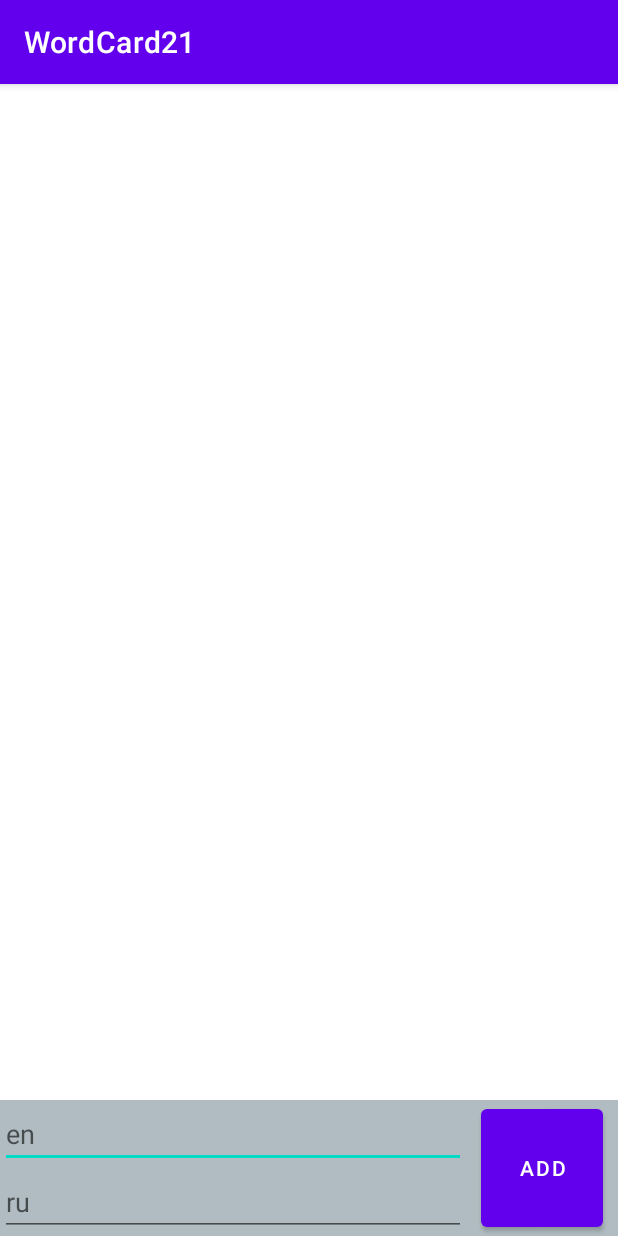
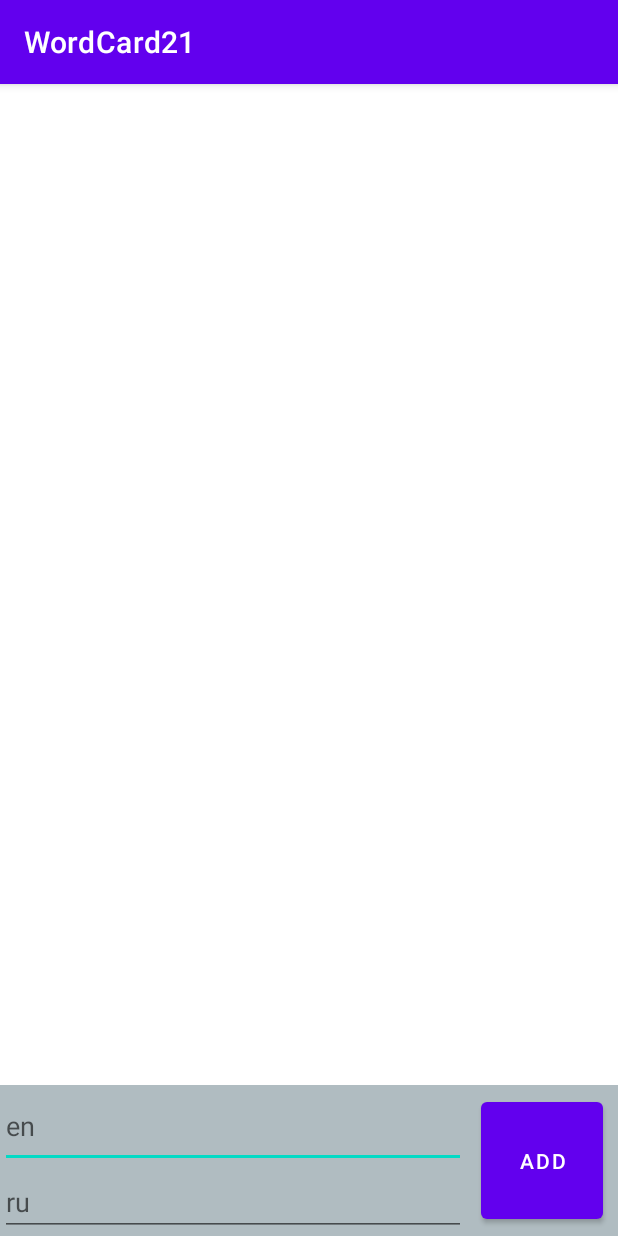
Before and after one commit to NaMax66/WordCards21, an Android app: the MainActivity screen opened directly, with no data from a screen before it, on a phone screen of 412 x 824 dp. Run offline under Robolectric (Android 15) with nearby library versions, the phone set to English and light mode, and no system bars.

Commit message:
fix layout

```diff
--- a/app/src/main/res/layout/activity_main.xml
+++ b/app/src/main/res/layout/activity_main.xml
@@ -25,26 +25,27 @@
             android:layout_width="match_parent"
             android:layout_height="wrap_content"
             >
+
             <EditText
                 android:id="@+id/editTextTargetLng"
                 android:layout_width="match_parent"
-                android:layout_height="match_parent"
+                android:layout_height="55dp"
+                android:layout_marginEnd="10dp"
                 android:ems="10"
                 android:hint="@string/en"
                 android:inputType="text"
-                android:layout_marginEnd="10dp"
-                />
+                tools:ignore="Autofill" />
 
             <EditText
                 android:id="@+id/editTextNativeLng"
                 android:layout_width="match_parent"
-                android:layout_height="match_parent"
+                android:layout_height="45dp"
                 android:ems="10"
                 android:focusable="true"
                 android:hint="@string/ru"
                 android:inputType="text"
                 android:layout_marginEnd="10dp"
-                />
+                tools:ignore="Autofill" />
         </LinearLayout>
 
         <Button
@@ -53,6 +54,8 @@
             android:layout_height="match_parent"
             android:layout_weight="1"
             android:layout_marginEnd="10dp"
+            android:layout_marginTop="5dp"
+            android:layout_marginBottom="5dp"
             android:text="@string/add" />
     </LinearLayout>
 
```
